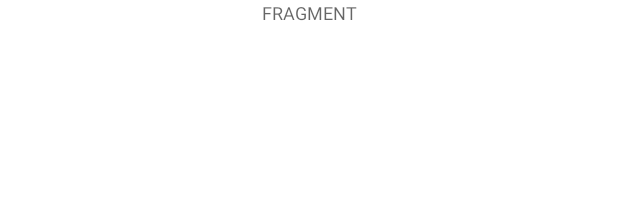
After one commit to ciunz/snap, an Android app: the layout f_demo.xml on its own in the app's theme, with its tools: preview values and no code run, on a phone screen of 412 x 824 dp. The commit adds this screen. Shown: the top 197 px of the screen. Run offline under Robolectric (Android 15) with nearby library versions, the phone set to English and light mode, and no system bars.

Commit message:
[MOD] fragments

```diff
--- a/app/src/main/java/sen/com/snap/ui/main/AMain.kt
+++ b/app/src/main/java/sen/com/snap/ui/main/AMain.kt
@@ -1,12 +1,14 @@
 package sen.com.snap.ui.main
 
 import dagger.hilt.android.AndroidEntryPoint
+import sen.com.abstraction.extentions.loadFragment
 import sen.com.abstraction.extentions.routeOnClick
 import sen.com.abstraction.utils.binding.viewBinding
 import sen.com.core.Router
 import sen.com.core.base.CoreActivity
 import sen.com.snap.R
 import sen.com.snap.databinding.AMainBinding
+import sen.com.snap.ui.demoFragment.FDemo
 
 @AndroidEntryPoint
 class AMain : CoreActivity() {
@@ -17,6 +19,7 @@ class AMain : CoreActivity() {
 
     override fun initView() {
         setTitle("Snap")
+        loadFragment(FDemo(), R.id.fl_header)
         view.btnProfile.routeOnClick(Router.USER_PROFILE)
     }
 }
--- a/app/src/main/java/sen/com/snap/ui/splash/ASplash.kt
+++ b/app/src/main/java/sen/com/snap/ui/splash/ASplash.kt
@@ -14,6 +14,5 @@ class ASplash : CoreActivity() {
     override fun contentView() = R.layout.a_splash
 
     override fun initView() {
-
     }
 }
--- a/app/src/main/res/layout/a_main.xml
+++ b/app/src/main/res/layout/a_main.xml
@@ -6,6 +6,11 @@
     android:gravity="center"
     android:orientation="vertical"
     tools:context=".ui.main.AMain">
+
+    <FrameLayout
+        android:layout_width="match_parent"
+        android:id="@+id/fl_header"
+        android:layout_height="wrap_content"/>
 
     <TextView
         android:id="@+id/tvHello"
--- /dev/null
+++ b/app/src/main/res/layout/f_demo.xml
@@ -0,0 +1,18 @@
+<?xml version="1.0" encoding="utf-8"?>
+<androidx.constraintlayout.widget.ConstraintLayout xmlns:android="http://schemas.android.com/apk/res/android"
+    xmlns:app="http://schemas.android.com/apk/res-auto"
+    android:layout_width="match_parent"
+    android:layout_height="match_parent">
+
+    <TextView
+        android:id="@+id/tvTitle"
+        style="@style/TextAppearance.AppCompat.Caption"
+        android:layout_width="match_parent"
+        android:layout_height="wrap_content"
+        android:gravity="center"
+        android:text="FRAGMENT"
+        app:layout_constraintEnd_toEndOf="parent"
+        app:layout_constraintStart_toStartOf="parent"
+        app:layout_constraintTop_toTopOf="parent" />
+
+</androidx.constraintlayout.widget.ConstraintLayout>
```
Also changed, not shown: abstraction/src/main/java/sen/com/abstraction/utils/binding/FragmentViewBindingDelegate.kt (+11 -10 lines), app/src/main/java/sen/com/snap/ui/demoFragment/FDemo.kt (added, +20 -0 lines).
